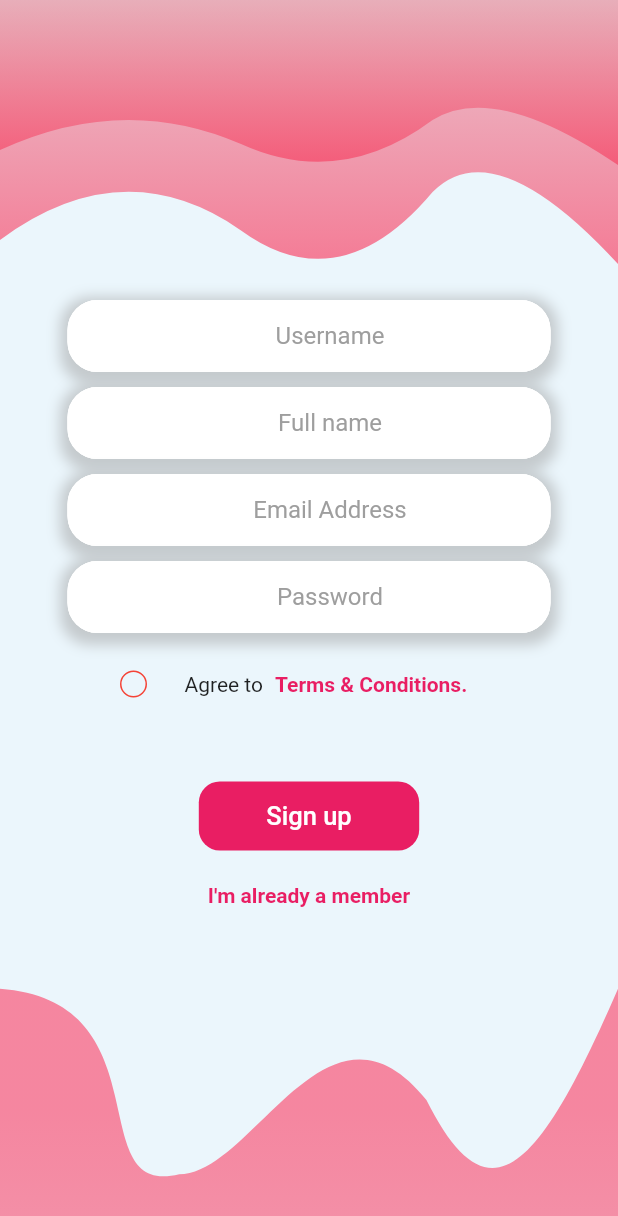
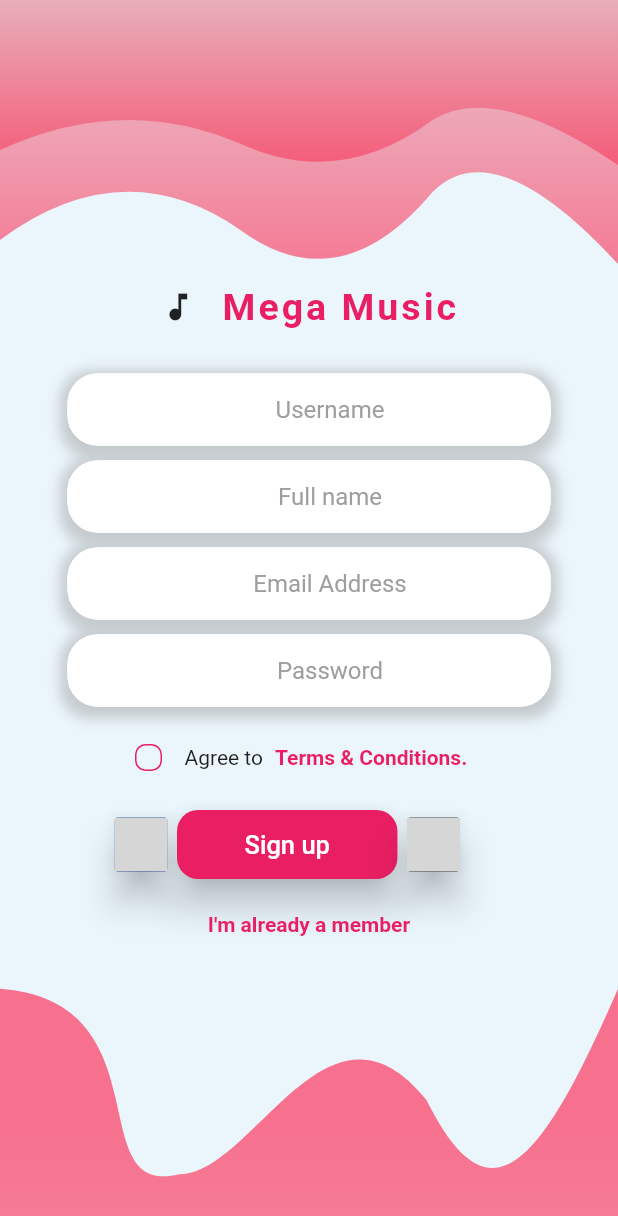
Before and after one commit to glULTRA/mysocial, a Flutter app: the screen it shows after launch, after a tap on "Register now", on a phone screen of 412 x 824 dp. Shown: the top 1216 px of the screen. Run offline on Flutter 3.47's test engine with Material 2 defaults, Android fonts, the phone set to English and light mode, and no system bars; our stand-ins replace flutter_signin_button, flutter_spinkit; grey boxes are pictures that could not be loaded.

Commit message:
Added facebook and github buttons

```diff
--- a/lib/screens/authenticate/login.dart
+++ b/lib/screens/authenticate/login.dart
@@ -6,6 +6,8 @@ import 'package:flutter/rendering.dart';
 import 'package:flutter/src/foundation/key.dart';
 import 'package:flutter/src/widgets/framework.dart';
 import 'package:flutter/widgets.dart';
+import 'package:flutter_signin_button/button_list.dart';
+import 'package:flutter_signin_button/button_view.dart';
 import 'package:mysocial/screens/authenticate/register.dart';
 import 'package:mysocial/shared/forms/containerTextInputShadow.dart';
 import 'package:mysocial/shared/forms/textInputDecoration.dart';
@@ -24,6 +26,10 @@ class _LoginState extends State<Login> {
   var radius = 10.0;
   var stroke = 2.0;
   var value = false;
+
+  TextEditingController username = TextEditingController();
+  TextEditingController password = TextEditingController();
+
   @override
   Widget build(BuildContext context) {
     Size device_size = MediaQuery.of(context).size;
@@ -71,7 +77,7 @@ class _LoginState extends State<Login> {
                   ),
                   Center(
                     child: Container(
-                      padding: EdgeInsets.only(top: 230, left: 35, right: 35),
+                      padding: EdgeInsets.only(top: 210, left: 35, right: 35),
                       child: Center(
                         child: Column(
                           children: [
@@ -90,16 +96,18 @@ class _LoginState extends State<Login> {
                                 ),
                               ],
                             ),
-                            SizedBox(height: 30.0),
+                            SizedBox(height: 27.0),
                             ContainerTextInputShadow(
                               placeholder: "Username",
                               icon: Icons.person_outline,
+                              controller: username,
                             ),
                             SizedBox(height: 30.0),
                             ContainerTextInputShadow(
                               obscureText: true,
                               placeholder: "Password",
                               icon: Icons.lock_outline,
+                              controller: password,
                             ),
                             SizedBox(
                               height: 10.0,
@@ -141,10 +149,31 @@ class _LoginState extends State<Login> {
                                 ),
                               ],
                             ),
+                            SizedBox(height: 20.0),
+                            Row(
+                              children: [
+                                SizedBox(width: 40.0),
+                                SignInButton(
+                                  Buttons.Facebook,
+                                  mini: true,
+                                  elevation: 10.0,
+                                  onPressed: () {},
+                                ),
                                 RaisedButton(
-                              onPressed: () {},
+                                  onPressed: () {
+                                    showDialog(
+                                      context: context,
+                                      builder: (BuildContext context) {
+                                        return AlertDialog(
+                                          title: Text("helloworld"),
+                                          content: Text(
+                                              "username : ${username.text}\npassword : ${password.text}"),
+                                        );
+                                      },
+                                    );
+                                  },
                                   color: Colors.pink[500],
-                              elevation: 0.0,
+                                  elevation: 10.0,
                                   padding: EdgeInsets.only(
                                     left: 45.0,
                                     right: 45.0,
@@ -161,6 +190,14 @@ class _LoginState extends State<Login> {
                                       fontSize: 17.0,
                                     ),
                                   ),
+                                ),
+                                SignInButton(
+                                  Buttons.GitHub,
+                                  mini: true,
+                                  elevation: 10.0,
+                                  onPressed: () {},
+                                ),
+                              ],
                             ),
                             const SizedBox(height: 4.0),
                             const Text("or"),
--- a/lib/screens/authenticate/register.dart
+++ b/lib/screens/authenticate/register.dart
@@ -1,13 +1,10 @@
 // ignore_for_file: deprecated_member_use
 
-import 'package:flutter/cupertino.dart';
 import 'package:flutter/material.dart';
-import 'package:flutter/src/foundation/key.dart';
-import 'package:flutter/src/widgets/framework.dart';
 import 'package:mysocial/shared/forms/containerTextInputShadow.dart';
-import 'package:mysocial/shared/forms/textInputDecoration.dart';
 import 'package:mysocial/shared/shapes/bottom_wave.dart';
 import 'package:mysocial/shared/shapes/wave.dart';
+import 'package:flutter_signin_button/flutter_signin_button.dart';
 
 class Register extends StatefulWidget {
   const Register({Key? key}) : super(key: key);
@@ -28,7 +25,6 @@ class _RegisterState extends State<Register> {
         body: ListView.builder(
           addRepaintBoundaries: false,
           itemCount: 1,
-          reverse: false,
           itemBuilder: ((context, index) => Stack(
                 children: [
                   Opacity(
@@ -55,7 +51,7 @@ class _RegisterState extends State<Register> {
                     ),
                   ),
                   Opacity(
-                    opacity: 0.50,
+                    opacity: 0.60,
                     child: Container(
                       height: device_size.height,
                       child: CustomPaint(
@@ -67,9 +63,25 @@ class _RegisterState extends State<Register> {
                   Center(
                     child: Container(
                       padding:
-                          EdgeInsets.only(top: 200, left: 45.0, right: 45.0),
+                          EdgeInsets.only(top: 190, left: 45.0, right: 45.0),
                       child: Column(
                         children: [
+                          Wrap(
+                            crossAxisAlignment: WrapCrossAlignment.center,
+                            children: [
+                              Icon(Icons.music_note),
+                              Text(
+                                "  Mega Music",
+                                style: TextStyle(
+                                  color: Colors.pink[500],
+                                  fontSize: 25.0,
+                                  fontWeight: FontWeight.bold,
+                                  letterSpacing: 2.0,
+                                ),
+                              ),
+                            ],
+                          ),
+                          SizedBox(height: 30.0),
                           ContainerTextInputShadow(
                             placeholder: "Username",
                             icon: null,
@@ -97,14 +109,14 @@ class _RegisterState extends State<Register> {
                           SizedBox(height: 10.0),
                           Row(
                             children: [
-                              SizedBox(width: 20.0),
+                              SizedBox(width: 30.0),
                               Checkbox(
                                 shape: RoundedRectangleBorder(
-                                  borderRadius: BorderRadius.circular(10.0),
+                                  borderRadius: BorderRadius.circular(7.0),
                                 ),
                                 side: MaterialStateBorderSide.resolveWith(
-                                  (states) =>
-                                      BorderSide(width: 1.0, color: Colors.red),
+                                  (states) => BorderSide(
+                                      width: 1.0, color: Colors.pink),
                                 ),
                                 value: this.isAgree,
                                 onChanged: (value) {
@@ -115,7 +127,6 @@ class _RegisterState extends State<Register> {
                                 activeColor: Colors.pink,
                                 checkColor: Colors.white,
                               ),
-                              SizedBox(width: 10.0),
                               Text(
                                 "Agree to",
                               ),
@@ -131,11 +142,20 @@ class _RegisterState extends State<Register> {
                               ),
                             ],
                           ),
-                          SizedBox(height: 40.0),
+                          SizedBox(height: 10.0),
+                          Row(
+                            children: [
+                              SizedBox(width: 25.0),
+                              SignInButton(
+                                Buttons.Facebook,
+                                mini: true,
+                                elevation: 10.0,
+                                onPressed: () {},
+                              ),
                               RaisedButton(
                                 onPressed: () {},
                                 color: Colors.pink[500],
-                            elevation: 0.0,
+                                elevation: 10.0,
                                 padding: EdgeInsets.only(
                                   left: 45.0,
                                   right: 45.0,
@@ -152,6 +172,14 @@ class _RegisterState extends State<Register> {
                                     fontSize: 17.0,
                                   ),
                                 ),
+                              ),
+                              SignInButton(
+                                Buttons.GitHub,
+                                mini: true,
+                                elevation: 10.0,
+                                onPressed: () {},
+                              ),
+                            ],
                           ),
                           SizedBox(height: 5.0),
                           TextButton(
--- a/lib/shared/forms/containerTextInputShadow.dart
+++ b/lib/shared/forms/containerTextInputShadow.dart
@@ -1,12 +1,12 @@
 import 'package:flutter/material.dart';
 import 'package:mysocial/shared/forms/textInputDecoration.dart';
 
-Container ContainerTextInputShadow({
-  required String ?placeholder,
-  required IconData ?icon,
-  TextAlign textAlign = TextAlign.start,
-  bool obscureText = false,
-}) =>
+Container ContainerTextInputShadow(
+        {required String? placeholder,
+        required IconData? icon,
+        TextAlign textAlign = TextAlign.start,
+        bool obscureText = false,
+        TextEditingController? controller}) =>
     Container(
       decoration: BoxDecoration(
         color: Colors.white,
@@ -23,6 +23,7 @@ Container ContainerTextInputShadow({
       child: TextFormField(
         obscureText: obscureText,
         textAlign: textAlign,
+        controller: controller,
         decoration: textInputDecoration(
           icon: icon,
           placeholder: placeholder,
--- a/pubspec.yaml
+++ b/pubspec.yaml
@@ -37,6 +37,7 @@ dependencies:
   cloud_firestore: ^3.1.17
   firebase_auth: ^3.3.19
   flutter_spinkit: ^5.1.0
+  flutter_signin_button: ^2.0.0
 
 dev_dependencies:
   flutter_test:
```
Also changed, not shown: pubspec.lock. Lines whose indentation alone changed are shown as unchanged.
